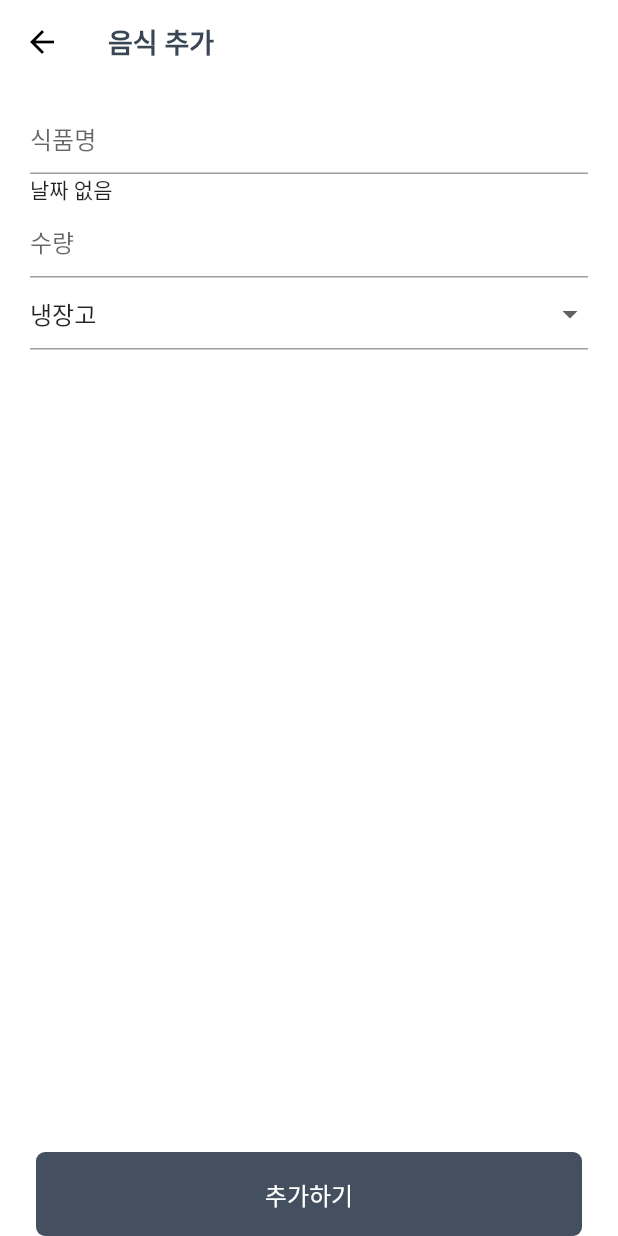
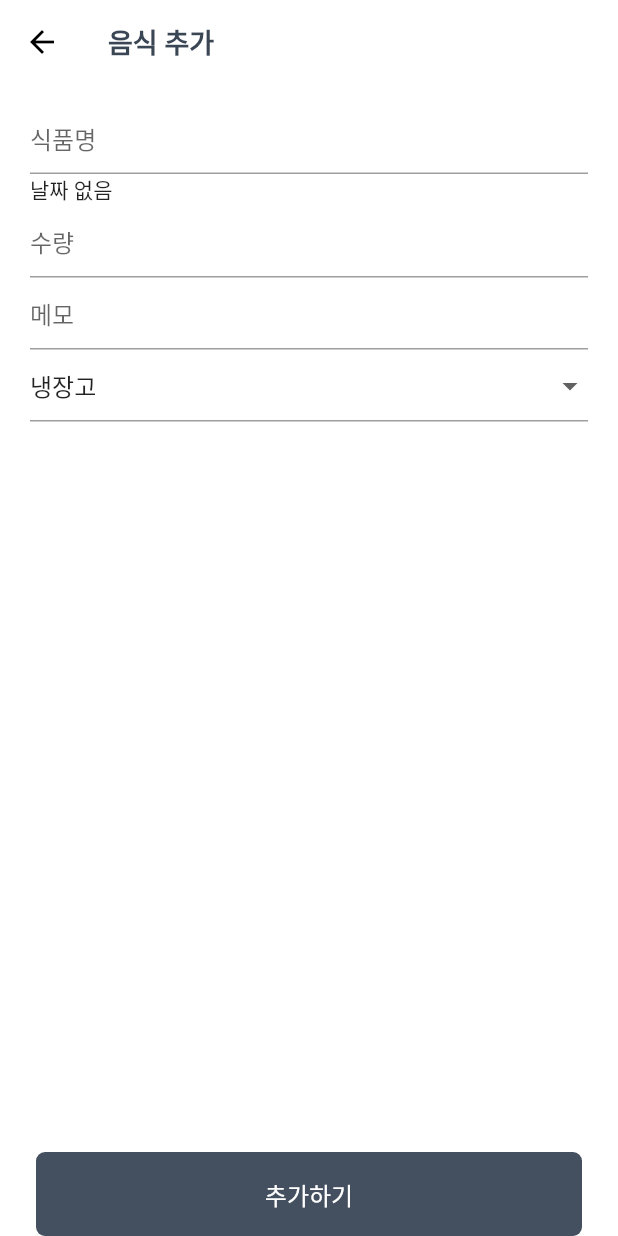
Before and after one commit to ranbly/food-manager-app, a Flutter app: the CreateFoodPage screen opened by its route, on a phone screen of 412 x 824 dp. Run offline on Flutter 3.47's test engine with Material 2 defaults, Android fonts, the phone set to English and light mode, and no system bars; our stand-ins replace cloud_firestore, firebase_auth, firebase_core, flutter_easyloading, freezed_annotation, get and 1 more; accounts and stored records are empty.

Commit message:
상세 메모 내용 적용

```diff
--- a/lib/controllers/foods.dart
+++ b/lib/controllers/foods.dart
@@ -26,11 +26,11 @@ class FoodsController extends GetxController {
     super.onInit();
 
     // 현재  상태 업데이트
-    Query query =
-        foodCollectionRef.where('refrigerator', isEqualTo: refrigerator.id);
+    Query query = foodCollectionRef
+        .where('refrigerator', isEqualTo: refrigerator.id)
+        .where('count', isGreaterThan: 0);
     if (storageMethod != null) {
       query = query.where('storageMethod', isEqualTo: storageMethod?.tag);
-      print('Query Check : storageMethod - ${storageMethod?.tag}');
     }
 
     _subscription = query
@@ -53,12 +53,12 @@ class FoodsController extends GetxController {
     super.onClose();
   }
 
-  addFood({
-    required String name,
-    required StorageMethod storageMethod,
-    required DateTime expirationAt,
-    required int count,
-  }) async {
+  addFood(
+      {required String name,
+      required StorageMethod storageMethod,
+      required DateTime expirationAt,
+      required int count,
+      String? memo}) async {
     final food = Food(
       id: '',
       author: MeService.to.me.value!.id,
@@ -67,6 +67,7 @@ class FoodsController extends GetxController {
       count: count,
       expirationAt: expirationAt,
       name: name,
+      memo: memo ?? '',
     );
     final data = food.toJson();
     data.remove('id');
--- a/lib/models/food.dart
+++ b/lib/models/food.dart
@@ -1,11 +1,9 @@
-import 'package:food_manager_app/enum/food_category.dart';
+import 'package:cloud_firestore/cloud_firestore.dart';
 import 'package:food_manager_app/enum/storage_method.dart';
 import 'package:food_manager_app/models/converter/timestamp_converter.dart';
 import 'package:freezed_annotation/freezed_annotation.dart';
-import 'package:cloud_firestore/cloud_firestore.dart';
 
 part 'food.freezed.dart';
-
 part 'food.g.dart';
 
 @freezed
@@ -18,6 +16,7 @@ class Food with _$Food {
     required String refrigerator,
     required int count,
     required StorageMethod storageMethod,
+    String? memo,
     @JsonKey(fromJson: dateTimeFromJson, toJson: dateTimeToJson)
         required DateTime expirationAt,
   }) = _Food;
--- a/lib/pages/food/create.dart
+++ b/lib/pages/food/create.dart
@@ -4,7 +4,6 @@ import 'package:flutter/services.dart';
 import 'package:flutter_easyloading/flutter_easyloading.dart';
 import 'package:food_manager_app/common/app_colors.dart';
 import 'package:food_manager_app/controllers/foods.dart';
-import 'package:food_manager_app/enum/food_category.dart';
 import 'package:food_manager_app/enum/storage_method.dart';
 import 'package:get/get.dart';
 
@@ -22,6 +21,7 @@ class _CreateFoodPageState extends State<CreateFoodPage> {
   DateTime? _expiredAt;
   final nameController = TextEditingController();
   final countController = TextEditingController();
+  final memoController = TextEditingController();
   StorageMethod storageMethod = StorageMethod.refrigerate;
 
   // Foods Controller
@@ -75,6 +75,11 @@ class _CreateFoodPageState extends State<CreateFoodPage> {
                             controller: countController,
                             decoration: InputDecoration(hintText: '수량'),
                             onEditingComplete: () {},
+                          ),
+                          TextField(
+                            keyboardType: TextInputType.text,
+                            controller: memoController,
+                            decoration: InputDecoration(hintText: '메모'),
                           ),
                           _buildCategoryGroup(context),
                         ])),
@@ -135,6 +140,7 @@ class _CreateFoodPageState extends State<CreateFoodPage> {
         storageMethod: storageMethod,
         expirationAt: expiredAt,
         count: int.parse(countController.text),
+        memo: memoController.value.text,
       );
 
       Get.back();
--- a/lib/wigets/food_item.dart
+++ b/lib/wigets/food_item.dart
@@ -25,15 +25,13 @@ class FoodItem extends StatelessWidget {
           children: [
             DayChip(date: food.expirationAt),
             Padding(
-              padding: EdgeInsets.only(
-                left: 12,
-              ),
+              padding: EdgeInsets.only(left: 12, right: 4),
               child: Text(
                 food.name,
                 style: TextStyle(fontSize: 15),
               ),
             ),
-            if ((food.count) > 1) Text('${food.count}')
+            if (food.count > 1) Text('(${food.count})')
           ],
         ),
       ),
--- a/lib/wigets/sheets/food_detail.dart
+++ b/lib/wigets/sheets/food_detail.dart
@@ -48,7 +48,7 @@ class FoodDetailSheet extends StatelessWidget {
                 Row(
                   children: [
                     Container(width: 80, child: Text('메모')),
-                    Text(food.count.toString())
+                    Text(food.memo ?? ''),
                   ],
                 )
               ],
```
Also changed, not shown: lib/models/food.freezed.dart, lib/models/food.g.dart.
